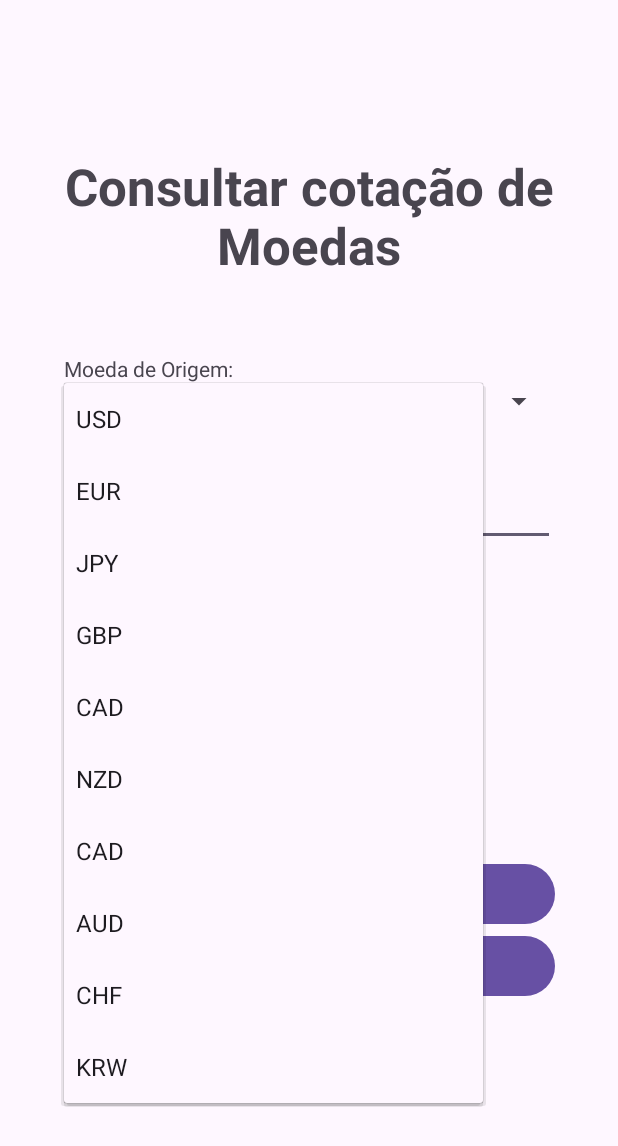
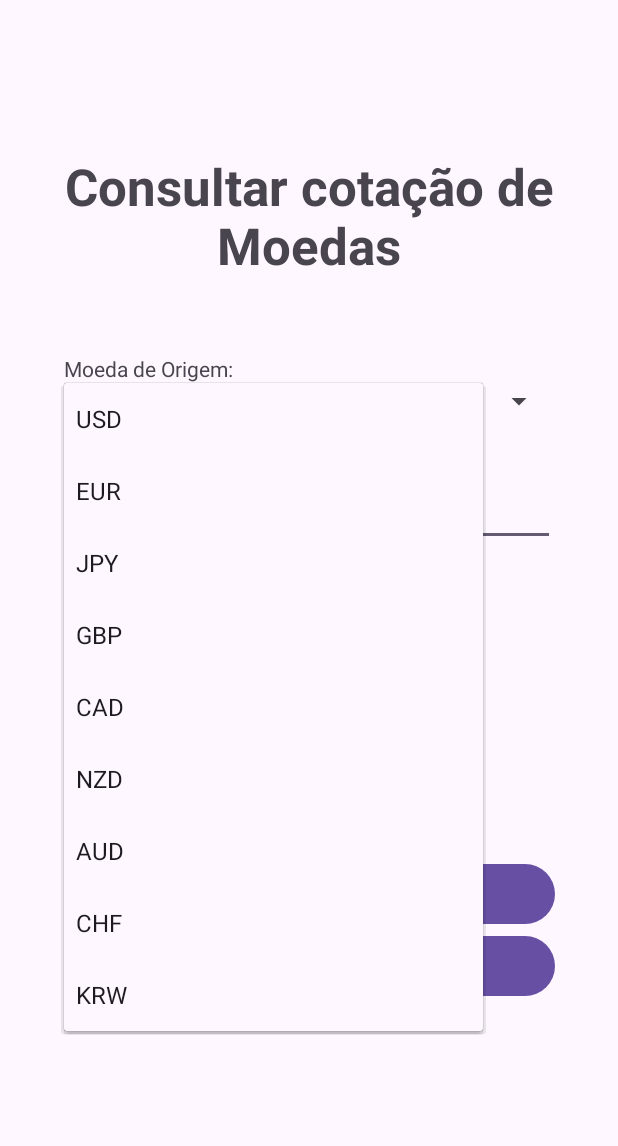
Before and after one commit to kasayuri/ifsp, an Android app: the CurrencyActivity screen opened directly, with no data from a screen before it, after a tap on "USD", on a phone screen of 412 x 824 dp. Shown: the top 1146 px of the screen. Run offline under Robolectric (Android 15) with nearby library versions, the phone set to English and light mode, and no system bars.

Commit message:
Update Dispositivos_Moveis_I/Modulo_3/Servicos/app/src/main/res/values/strings.xml
Co-authored-by: Copilot <175728472+Copilot@users.noreply.github.com>

```diff
--- a/Dispositivos_Moveis_I/Modulo_3/Servicos/app/src/main/res/values/strings.xml
+++ b/Dispositivos_Moveis_I/Modulo_3/Servicos/app/src/main/res/values/strings.xml
@@ -14,7 +14,6 @@
         <item>GBP</item>
         <item>CAD</item>
         <item>NZD</item>
-        <item>CAD</item>
         <item>AUD</item>
         <item>CHF</item>
         <item>KRW</item>
```
